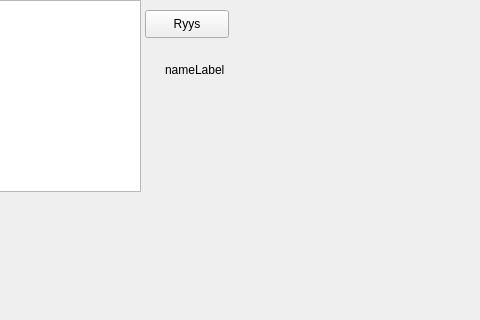
Above: Game/mainwindow.ui from VilleTilj/Coding-projects before the change; both pictures show x 115 to 595 and y 0 to 320 of the 800 by 600 pixel window. Below: the same form after it.
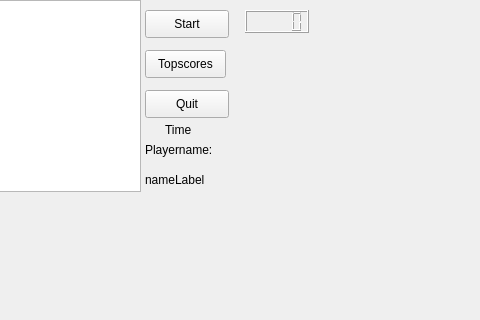
That is the form after the change.

Commit message: Add new buttons and labels to mainwindow

```diff
--- a/Game/mainwindow.ui
+++ b/Game/mainwindow.ui
@@ -34,15 +34,15 @@
      </rect>
     </property>
     <property name="text">
-     <string>Ryys</string>
+     <string>Start</string>
     </property>
    </widget>
    <widget class="QLabel" name="nameLabel">
     <property name="geometry">
      <rect>
-      <x>280</x>
-      <y>60</y>
-      <width>171</width>
+      <x>260</x>
+      <y>170</y>
+      <width>91</width>
       <height>20</height>
      </rect>
     </property>
@@ -50,6 +50,68 @@
      <string>nameLabel</string>
     </property>
    </widget>
+   <widget class="QPushButton" name="scoresButton">
+    <property name="geometry">
+     <rect>
+      <x>260</x>
+      <y>50</y>
+      <width>81</width>
+      <height>28</height>
+     </rect>
+    </property>
+    <property name="text">
+     <string>Topscores</string>
+    </property>
+   </widget>
+   <widget class="QPushButton" name="quitButton">
+    <property name="geometry">
+     <rect>
+      <x>260</x>
+      <y>90</y>
+      <width>84</width>
+      <height>28</height>
+     </rect>
+    </property>
+    <property name="text">
+     <string>Quit</string>
+    </property>
+   </widget>
+   <widget class="QLabel" name="playernameLabel">
+    <property name="geometry">
+     <rect>
+      <x>260</x>
+      <y>140</y>
+      <width>101</width>
+      <height>20</height>
+     </rect>
+    </property>
+    <property name="text">
+     <string>Playername:</string>
+    </property>
+   </widget>
+   <widget class="QLCDNumber" name="time_lcd">
+    <property name="geometry">
+     <rect>
+      <x>360</x>
+      <y>10</y>
+      <width>64</width>
+      <height>23</height>
+     </rect>
+    </property>
+   </widget>
+   <widget class="QLabel" name="timeLabel">
+    <property name="geometry">
+     <rect>
+      <x>280</x>
+      <y>120</y>
+      <width>63</width>
+      <height>20</height>
+     </rect>
+    </property>
+    <property name="text">
+     <string>Time</string>
+    </property>
+   </widget>
   </widget>
   <widget class="QMenuBar" name="menubar">
    <property name="geometry">
```
The commit also changes 2 other files.
